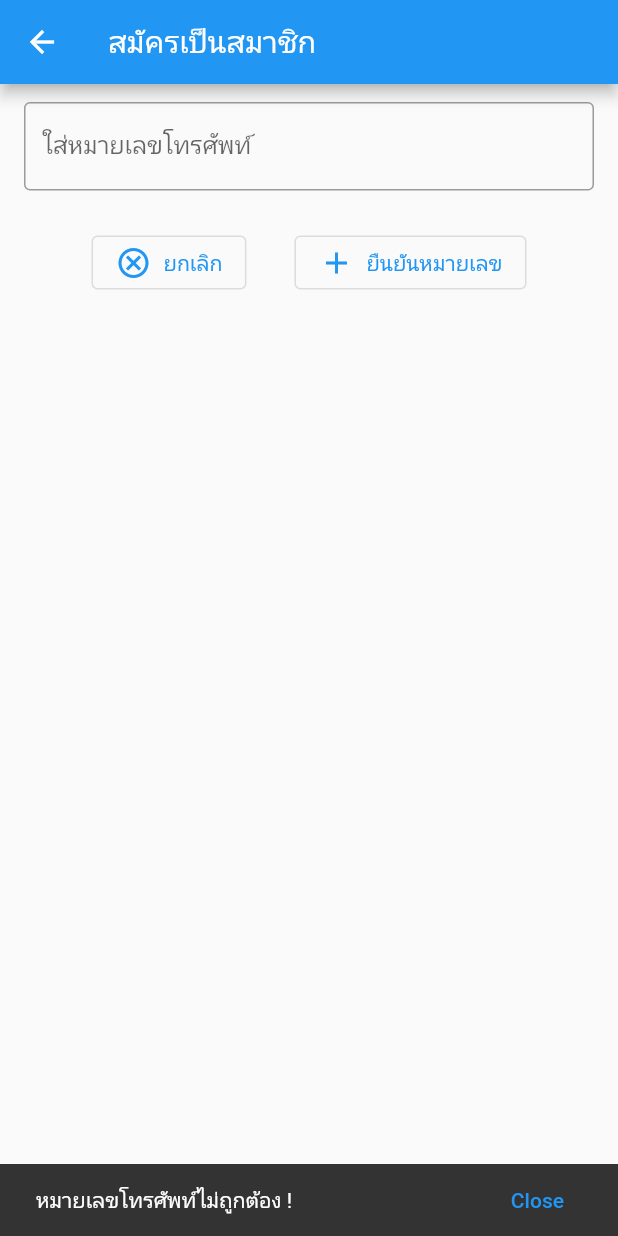
After one commit to Raum27/Moblie_project, a Flutter app: the RegisterNumber screen opened directly, after a tap on "ยืนยันหมายเลข", on a phone screen of 412 x 824 dp. The commit adds this screen. Run offline on Flutter 3.47's test engine with Material 2 defaults, Android fonts, the light colour scheme and no system bars; our stand-ins replace font_awesome_flutter.

Commit message:
update_v2

```diff
--- a/lib/main.dart
+++ b/lib/main.dart
@@ -1,5 +1,4 @@
 import 'package:flutter/material.dart';
-import 'package:p_anonymus/page/aricle_text.dart';
 import 'package:p_anonymus/page/login.dart';
 
 void main() {
--- /dev/null
+++ b/lib/page/register.dart
@@ -0,0 +1,117 @@
+import 'package:flutter/material.dart';
+import 'package:flutter/src/widgets/framework.dart';
+import 'package:flutter/src/widgets/placeholder.dart';
+
+import 'login.dart';
+
+class RegisterNumber extends StatefulWidget {
+  const RegisterNumber({super.key});
+
+  @override
+  State<RegisterNumber> createState() => _RegisterNumberState();
+}
+
+class _RegisterNumberState extends State<RegisterNumber> {
+  final _controller = TextEditingController();
+  @override
+  Widget build(BuildContext context) {
+    return Scaffold(
+      appBar: AppBar(title: Text("สมัครเป็นสมาชิก")),
+      body: Column(children: [
+        Padding(
+          padding: const EdgeInsets.symmetric(horizontal: 16.0, vertical: 12.0),
+          child: TextFormField(
+            controller: _controller,
+            decoration: const InputDecoration(
+                border: OutlineInputBorder(), labelText: 'ใส่หมายเลขโทรศัพท์'),
+          ),
+        ),
+        Row(
+          mainAxisAlignment: MainAxisAlignment.center,
+          children: [
+            Padding(
+              padding:
+                  const EdgeInsets.symmetric(horizontal: 16.0, vertical: 12.0),
+              child: Expanded(
+                child: OutlinedButton.icon(
+                    onPressed: home,
+                    icon: Icon(Icons.cancel_outlined),
+                    label: const Text("ยกเลิก")),
+              ),
+            ),
+            Padding(
+              padding:
+                  const EdgeInsets.symmetric(horizontal: 16.0, vertical: 12.0),
+              child: Expanded(
+                child: OutlinedButton.icon(
+                    onPressed: () {
+                      check_Phonenumber(_controller.text);
+                    },
+                    icon: Icon(Icons.add),
+                    label: const Text("ยืนยันหมายเลข")),
+              ),
+            ),
+          ],
+        ),
+      ]),
+    );
+  }
+
+  void check_Phonenumber(var str) {
+    if (str.toString().length != 10) {
+      _showSnackBar(
+        'หมายเลขโทรศัพท์ไม่ถูกต้อง !',
+        3,
+        action: SnackBarAction(
+          label: 'Close',
+          onPressed: () {
+            setState(() {});
+          },
+        ),
+      );
+      return null;
+    }
+    for (var i = 0; i < str.toString().length; ++i) {
+      if (!RegExp(r'\d').hasMatch(str[i])) {
+        _showSnackBar(
+          'หมายเลขโทรศัพท์ไม่ถูกต้อง !',
+          3,
+          action: SnackBarAction(
+            label: 'Close',
+            onPressed: () {
+              setState(() {});
+            },
+          ),
+        );
+        return null;
+      }
+    }
+    _showSnackBar(
+      'สมัครสำเร็จ กำลังเข้าสู่หน้าหลัก . . .',
+      1,
+      action: SnackBarAction(
+        label: 'Close',
+        onPressed: () {},
+      ),
+    );
+
+    home();
+  }
+
+  void home() {
+    Navigator.push(
+        context, MaterialPageRoute(builder: (context) => Phone_layout()));
+  }
+
+  void _showSnackBar(String message, int x,
+      {int? durationSeconds, SnackBarAction? action}) {
+    ScaffoldMessenger.of(context).hideCurrentSnackBar();
+    ScaffoldMessenger.of(context).showSnackBar(
+      SnackBar(
+        content: Text(message),
+        duration: Duration(seconds: x),
+        action: action,
+      ),
+    );
+  }
+}
--- a/pubspec.yaml
+++ b/pubspec.yaml
@@ -30,13 +30,13 @@ environment:
 dependencies:
   flutter:
     sdk: flutter
-
+  http: ^0.13.4
 
   # The following adds the Cupertino Icons font to your application.
   # Use with the CupertinoIcons class for iOS style icons.
   cupertino_icons: ^1.0.5
   font_awesome_flutter: ^10.4.0
-  http: ^0.13.5
+
 
 dev_dependencies:
   flutter_test:
```
Also changed, not shown: lib/page/aricle_text.dart (+17 -0 lines), lib/page/login.dart (+47 -7 lines), lib/page/ttt.dart (added, +8 -0 lines).
